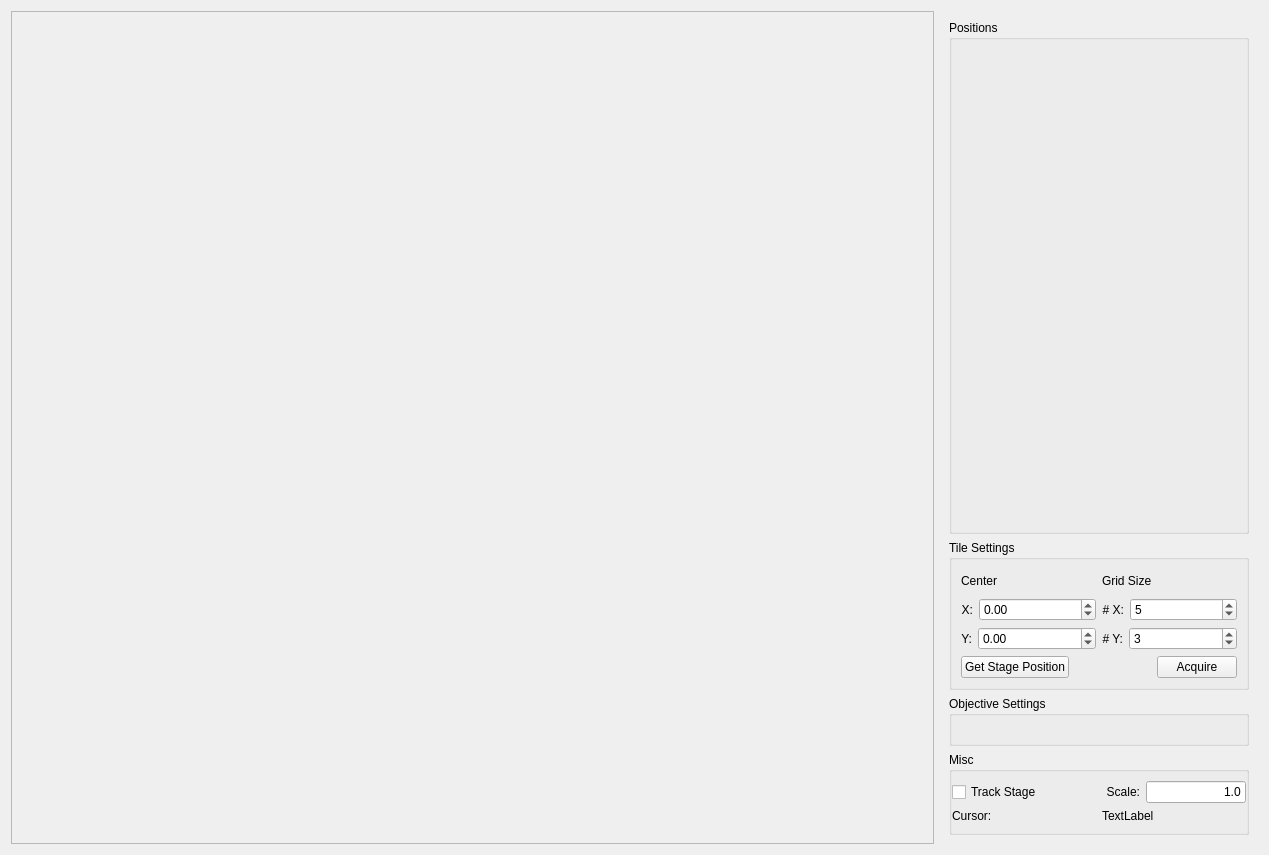
ZhuangLab/storm-control, file storm_control/steve/qtdesigner/mosaic.ui: the form before one commit.
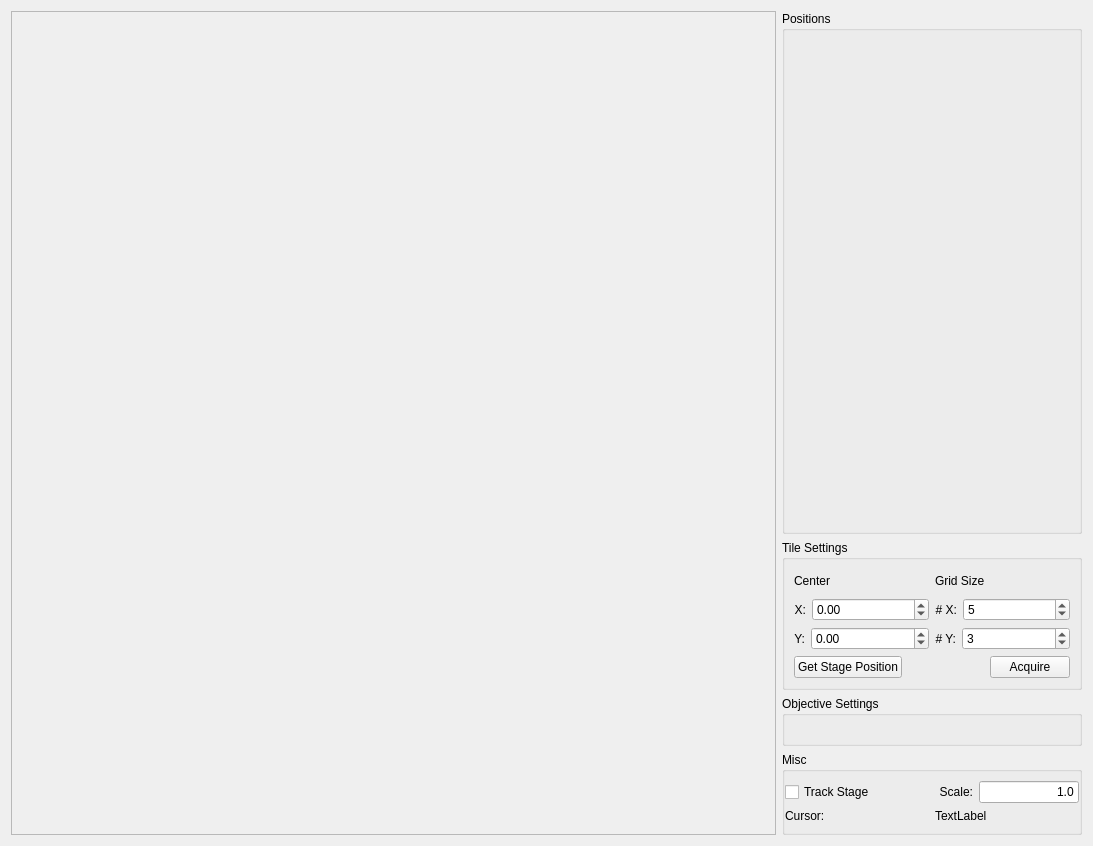
The form after the commit. Custom widgets are drawn as their Qt base class.

Commit message: Add mosaic and sections module skeletons.

What changed in the file:
```diff
--- a/storm_control/steve/qtdesigner/mosaic.ui
+++ b/storm_control/steve/qtdesigner/mosaic.ui
@@ -6,8 +6,8 @@
    <rect>
     <x>0</x>
     <y>0</y>
-    <width>1269</width>
-    <height>855</height>
+    <width>1093</width>
+    <height>846</height>
    </rect>
   </property>
   <property name="windowTitle">
@@ -45,6 +45,18 @@
       </size>
      </property>
      <layout class="QVBoxLayout" name="verticalLayout_2">
+      <property name="leftMargin">
+       <number>0</number>
+      </property>
+      <property name="topMargin">
+       <number>0</number>
+      </property>
+      <property name="rightMargin">
+       <number>0</number>
+      </property>
+      <property name="bottomMargin">
+       <number>0</number>
+      </property>
       <item>
        <widget class="QGroupBox" name="positionsGroupBox">
         <property name="sizePolicy">
```
The commit also changes 5 other files.
